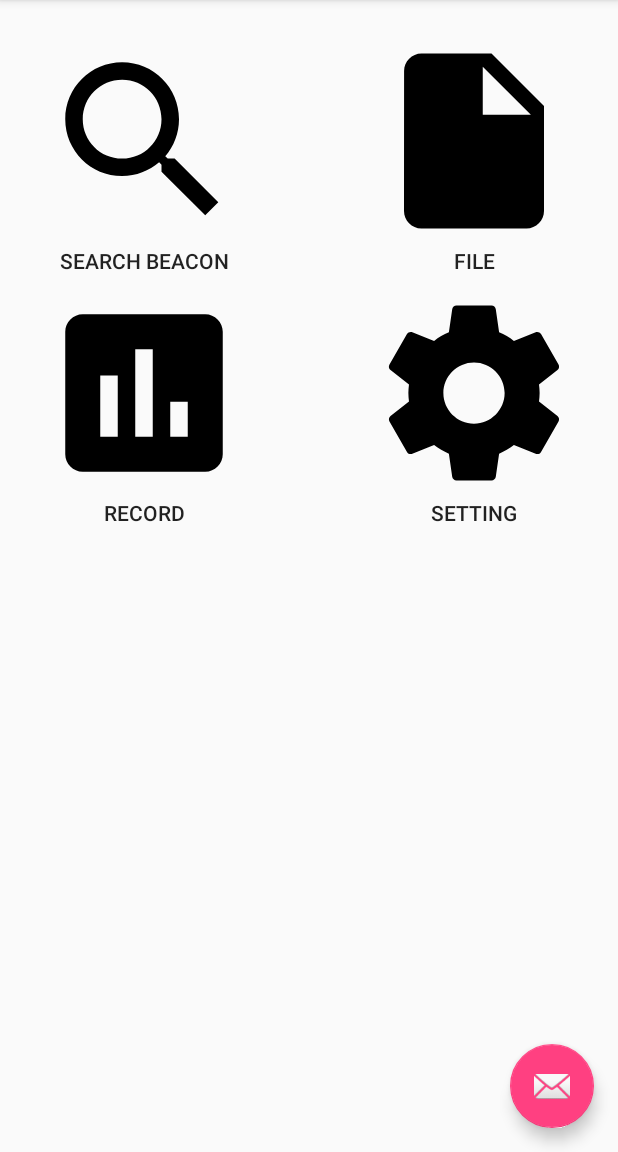
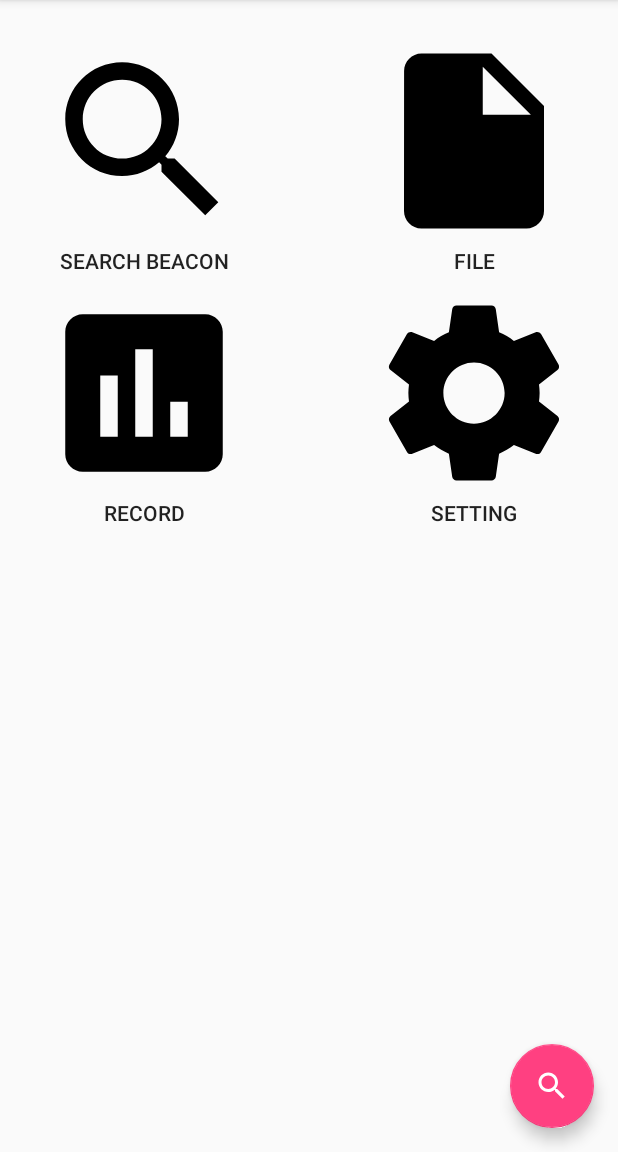
Before and after one commit to TonyRL/CSCI321.ABAS, an Android app: the screen it shows after launch once a user with an empty profile is signed in (MainActivity), on a phone screen of 412 x 824 dp, the part 84-1236 px from its top. Run offline under Robolectric (Android 15) with nearby library versions, the phone set to English and light mode, and no system bars; our stand-ins replace Firebase (no records; nobody signed in at launch, a user with empty details on screens opened directly).

```diff
--- a/app/src/main/java/au/edu/uow/fyp01/abas/MainActivity.java
+++ b/app/src/main/java/au/edu/uow/fyp01/abas/MainActivity.java
@@ -28,8 +28,8 @@ public class MainActivity extends AppCompatActivity {
     setSupportActionBar(toolbar);
 
     //TODO Replace with search beacon
-    FloatingActionButton fab = findViewById(R.id.fab);
-    fab.setOnClickListener(new View.OnClickListener() {
+    FloatingActionButton searchBeaconFab = findViewById(R.id.searchBeaconFab);
+    searchBeaconFab.setOnClickListener(new View.OnClickListener() {
       @Override
       public void onClick(View view) {
         Snackbar.make(view, "Replace with your own action", Snackbar.LENGTH_LONG)
--- /dev/null
+++ b/app/src/main/res/drawable/ic_search_beacon_white.xml
@@ -0,0 +1,9 @@
+<vector xmlns:android="http://schemas.android.com/apk/res/android"
+  android:width="24dp"
+  android:height="24dp"
+  android:viewportWidth="24.0"
+  android:viewportHeight="24.0">
+  <path
+    android:fillColor="#FFFFFFFF"
+    android:pathData="M15.5,14h-0.79l-0.28,-0.27C15.41,12.59 16,11.11 16,9.5 16,5.91 13.09,3 9.5,3S3,5.91 3,9.5 5.91,16 9.5,16c1.61,0 3.09,-0.59 4.23,-1.57l0.27,0.28v0.79l5,4.99L20.49,19l-4.99,-5zM9.5,14C7.01,14 5,11.99 5,9.5S7.01,5 9.5,5 14,7.01 14,9.5 11.99,14 9.5,14z"/>
+</vector>
--- a/app/src/main/res/layout/activity_main_app_bar.xml
+++ b/app/src/main/res/layout/activity_main_app_bar.xml
@@ -24,11 +24,11 @@
   <include layout="@layout/activity_main_content"/>
 
   <android.support.design.widget.FloatingActionButton
-    android:id="@+id/fab"
+    android:id="@+id/searchBeaconFab"
     android:layout_width="wrap_content"
     android:layout_height="wrap_content"
     android:layout_margin="@dimen/fab_margin"
     android:layout_gravity="bottom|end"
-    app:srcCompat="@android:drawable/ic_dialog_email"/>
+    app:srcCompat="@drawable/ic_search_beacon_white"/>
 
 </android.support.design.widget.CoordinatorLayout>
```
